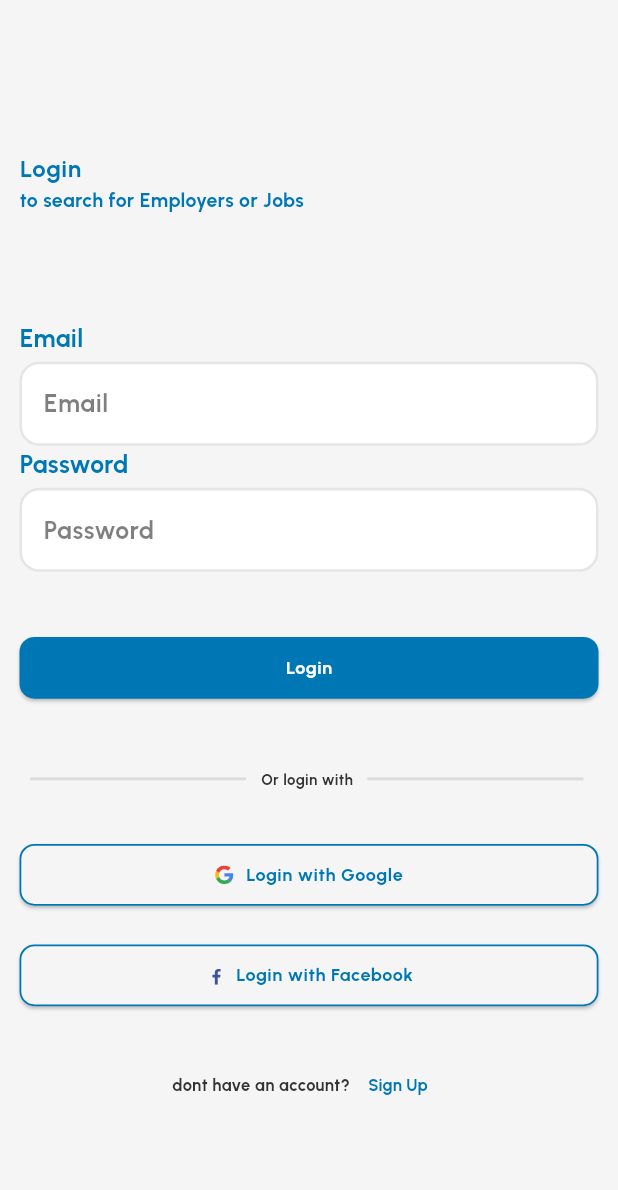
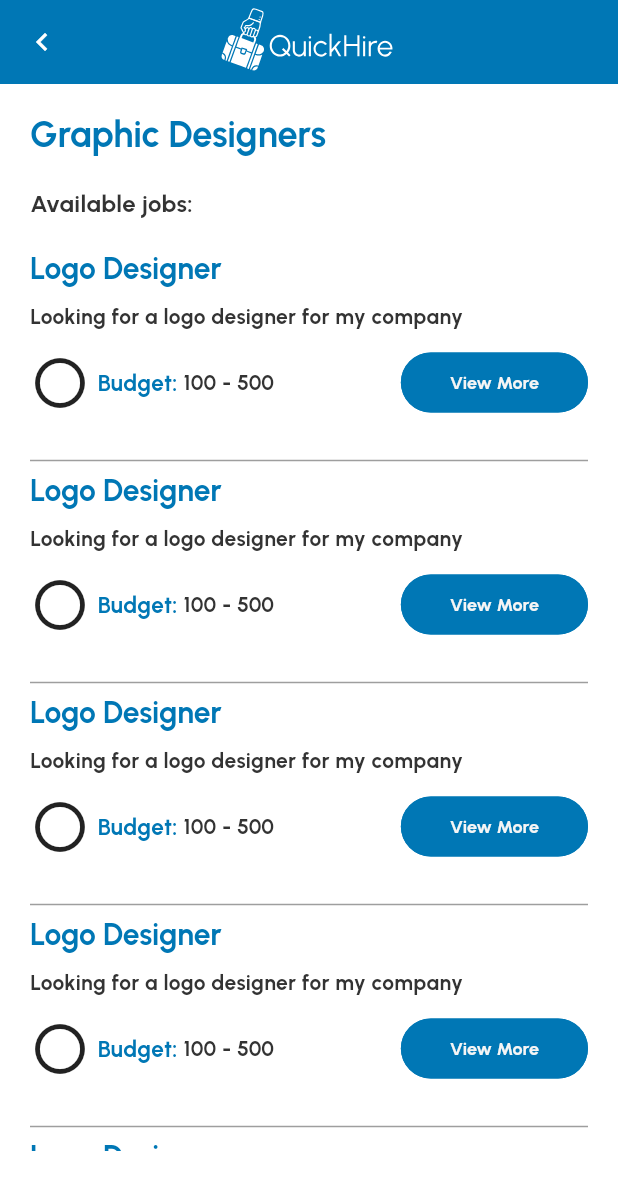
Before and after one commit to WissamAlmsalati/quick_hire_app, a Flutter app: the screen it shows after launch, on a phone screen of 412 x 824 dp. Shown: the top 1190 px of the screen. Run offline on Flutter 3.47's test engine with Material 3 defaults, Android fonts, the phone set to English and light mode, and no system bars; our stand-ins replace bloc, flutter_bloc, flutter_svg, gap, google_fonts; missing offline and left inert: dart:ffi.

Commit message:
more job screens

```diff
--- /dev/null
+++ b/lib/features/job_screens/presentation/screens/category_screen.dart
@@ -0,0 +1,68 @@
+import 'package:flutter/material.dart';
+import 'package:flutter_svg/flutter_svg.dart';
+import 'package:quick_hire/core/theme/app_theme.dart';
+import 'package:quick_hire/core/utils/constants.dart';
+import 'package:quick_hire/features/job_screens/presentation/widgets/job_offer_card.dart';
+
+class CategoryScreen extends StatefulWidget {
+  final String categoryName;
+  const CategoryScreen({super.key, required this.categoryName});
+
+  @override
+  State<CategoryScreen> createState() => _CategoryScreenState();
+}
+
+class _CategoryScreenState extends State<CategoryScreen> {
+  @override
+  Widget build(BuildContext context) {
+    return Scaffold(
+      appBar: AppBar(
+        backgroundColor: AppColors.primaryColor,
+        leading: IconButton(
+          icon: Icon(Icons.chevron_left, color: Colors.white),
+          onPressed: () {
+            Navigator.pop(context);
+          },
+        ),
+        centerTitle: true,
+        title: SvgPicture.asset('assets/images/quickhire logo.svg'),
+      ),
+      body: SingleChildScrollView(
+        child: Padding(
+          padding: const EdgeInsets.all(20.0),
+          child: Column(
+            crossAxisAlignment: CrossAxisAlignment.start,
+            children: [
+              Text(widget.categoryName, style: Theme.of(context).textTheme.displayMedium),
+              SizedBox(height: 20),
+              Text(
+                'Available jobs:',
+                style: TextStyle(
+                  color: AppColors.typographyColor,
+                  fontSize: 16,
+                ),
+              ),
+              SizedBox(height: 20),
+              SizedBox(
+                height: 600, // Set a fixed height for the ListView
+                child: ListView(
+                  shrinkWrap: true,
+                  children: [
+                    JobOfferCard(jobTitle: 'Logo Designer', jobDescription: 'Looking for a logo designer for my company', budgetMax: '500', budgetMin: '100'),
+                    JobOfferCard(jobTitle: 'Logo Designer', jobDescription: 'Looking for a logo designer for my company', budgetMax: '500', budgetMin: '100'),
+                    JobOfferCard(jobTitle: 'Logo Designer', jobDescription: 'Looking for a logo designer for my company', budgetMax: '500', budgetMin: '100'),
+                    JobOfferCard(jobTitle: 'Logo Designer', jobDescription: 'Looking for a logo designer for my company', budgetMax: '500', budgetMin: '100'),
+                    JobOfferCard(jobTitle: 'Logo Designer', jobDescription: 'Looking for a logo designer for my company', budgetMax: '500', budgetMin: '100'),
+                    JobOfferCard(jobTitle: 'Logo Designer', jobDescription: 'Looking for a logo designer for my company', budgetMax: '500', budgetMin: '100'),
+                    JobOfferCard(jobTitle: 'Logo Designer', jobDescription: 'Looking for a logo designer for my company', budgetMax: '500', budgetMin: '100'),
+                    JobOfferCard(jobTitle: 'Logo Designer', jobDescription: 'Looking for a logo designer for my company', budgetMax: '500', budgetMin: '100'),
+                  ],
+                ),
+              ),
+            ],
+          ),
+        ),
+      ),
+    );
+  }
+}
--- /dev/null
+++ b/lib/features/job_screens/presentation/widgets/job_offer_card.dart
@@ -0,0 +1,86 @@
+import 'package:flutter/cupertino.dart';
+import 'package:flutter/material.dart';
+import 'package:quick_hire/core/utils/constants.dart';
+
+class JobOfferCard extends StatelessWidget {
+  final String jobTitle;
+  final String jobDescription;
+  final String budgetMax;
+  final String budgetMin;
+  const JobOfferCard({super.key, required this.jobTitle, required this.jobDescription, required this.budgetMax, required this.budgetMin});
+
+  @override
+  Widget build(BuildContext context) {
+    return Column(
+      crossAxisAlignment: CrossAxisAlignment.start,
+      children: [
+        Text(
+          jobTitle,
+          style: Theme.of(context).textTheme.displaySmall,
+        ),
+        SizedBox(height: 10),
+        Text(
+          jobDescription,
+          style: TextStyle(
+            color: AppColors.typographyColor,
+          ),
+        ),
+        SizedBox(height: 10),
+        Row(
+          mainAxisAlignment: MainAxisAlignment.start,
+          children: [
+            Icon(
+              Icons.circle_outlined,
+              size: 40,
+            ),
+            SizedBox(width: 5),
+            Text(
+              'Budget: ',
+              style: TextStyle(
+                fontSize: 15,
+                fontWeight: FontWeight.bold,
+              ),
+            ),
+            Text(
+              budgetMin + ' - ' + budgetMax,
+              style: TextStyle(
+                color: AppColors.typographyColor,
+              ),
+            ),
+            Spacer(),
+            TextButton(
+              onPressed: () {},
+              style: TextButton.styleFrom(
+                backgroundColor: AppColors.primaryColor, // Set background color
+                side: BorderSide(
+                  color: AppColors.primaryColor,
+                  width: 1.5,
+                ),
+                shape: RoundedRectangleBorder(
+                  borderRadius: BorderRadius.circular(30),
+                ),
+              ),
+              child: Padding(
+                padding: EdgeInsets.symmetric(horizontal: MediaQuery.of(context).size.width * 0.05, vertical: MediaQuery.of(context).size.width * 0.001), // Add internal padding
+                child: Text(
+                  "View More",
+                  style: TextStyle(
+                    color: AppColors.backgroundColor,
+                    fontSize: 12,
+                  ),
+                ),
+              ),
+            ),
+          ],
+        ),
+        SizedBox(height: 20),
+        Container(
+          width: double.infinity,
+          child: Divider(
+            color: Colors.grey,
+          ),
+        ),
+      ],
+    );
+  }
+}
--- a/lib/main.dart
+++ b/lib/main.dart
@@ -6,6 +6,9 @@ import 'package:quick_hire/features/authintication_screens/data/repositories/aut
 import 'package:quick_hire/features/authintication_screens/data/repositories/auth_repository_impl.dart';
 import 'package:quick_hire/features/authintication_screens/presentation/cubit/auth_cubit.dart';
 import 'package:quick_hire/features/authintication_screens/presentation/screens/login_screen.dart';
+import 'package:quick_hire/features/job_screens/presentation/screens/job_details_screen.dart';
+
+import 'features/job_screens/presentation/screens/category_screen.dart';
 
 void main() {
   runApp(MyApp());
@@ -30,7 +33,7 @@ class MyApp extends StatelessWidget {
       child: MaterialApp(
         title: 'My App',
         theme: AppTheme.getLightTheme(context),
-        home: const LoginScreen(),
+        home: const CategoryScreen( categoryName: 'Graphic Designers',),
       ),
     );
   }
```
Also changed, not shown: lib/features/job_screens/presentation/screens/job_details_screen.dart (+92 -30 lines), assets/images/quickhire logo.svg (added), lib/features/job_screens/presentation/widgets/feature_item_widget.dart (deleted).
